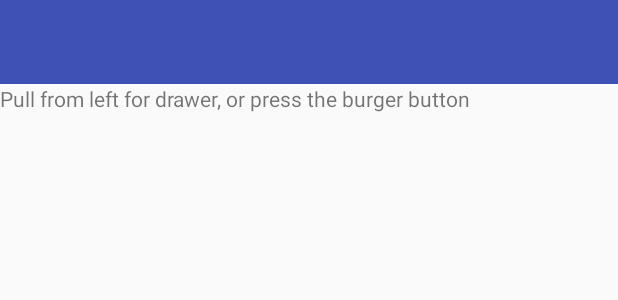
After one commit to malecsandra/FrankensteinApp, an Android app: the layout activity_drawer.xml on its own in the app's theme, with its tools: preview values and no code run, on a phone screen of 412 x 824 dp. The commit adds this screen. Shown: the top 300 px of the screen. Run offline under Robolectric (Android 15) with nearby library versions, the phone set to English and light mode, and no system bars.

Commit message:
Added drawer layout example activity, with toolbar setup included.

```diff
--- a/app/src/main/AndroidManifest.xml
+++ b/app/src/main/AndroidManifest.xml
@@ -17,6 +17,10 @@
                 <category android:name="android.intent.category.LAUNCHER" />
             </intent-filter>
         </activity>
+        <activity
+            android:name=".examples.ExampleHub"
+            android:label="@string/examples_hub" />
+        <activity android:name=".examples.DrawerActivity"></activity>
     </application>
 
 </manifest>
--- /dev/null
+++ b/app/src/main/res/layout/activity_drawer.xml
@@ -0,0 +1,39 @@
+<?xml version="1.0" encoding="utf-8"?>
+<android.support.v4.widget.DrawerLayout xmlns:android="http://schemas.android.com/apk/res/android"
+    xmlns:app="http://schemas.android.com/apk/res-auto"
+    android:layout_width="match_parent"
+    android:layout_height="match_parent"
+    android:fitsSystemWindows="true"
+    android:id="@+id/drawerLayout">
+
+    <LinearLayout
+        android:layout_width="match_parent"
+        android:layout_height="match_parent"
+        android:orientation="vertical">
+
+        <include
+            android:id="@+id/toolbar"
+            layout="@layout/toolbar" />
+
+        <RelativeLayout
+            android:layout_width="match_parent"
+            android:layout_height="match_parent">
+
+            <TextView
+                android:layout_width="wrap_content"
+                android:layout_height="wrap_content"
+                android:text="Pull from left for drawer, or press the burger button"/>
+
+        </RelativeLayout>
+
+    </LinearLayout>
+
+    <android.support.design.widget.NavigationView
+        android:id="@+id/navView_drawer"
+        android:layout_width="wrap_content"
+        android:layout_height="match_parent"
+        android:layout_gravity="start"
+        app:headerLayout="@layout/drawer_header"
+        app:menu="@menu/drawer_menu" />
+
+</android.support.v4.widget.DrawerLayout>
--- /dev/null
+++ b/app/src/main/res/layout/toolbar.xml
@@ -0,0 +1,9 @@
+<?xml version="1.0" encoding="utf-8"?>
+<android.support.v7.widget.Toolbar
+    xmlns:android="http://schemas.android.com/apk/res/android"
+    xmlns:app="http://schemas.android.com/apk/res-auto"
+    android:layout_width="match_parent"
+    android:id="@+id/toolbar"
+    android:layout_height="@dimen/abc_action_bar_default_height_material"
+    android:background="@color/colorPrimary"
+    app:theme="@style/ThemeOverlay.AppCompat.Dark.ActionBar" />
--- /dev/null
+++ b/app/src/main/res/menu/drawer_menu.xml
@@ -0,0 +1,42 @@
+<?xml version="1.0" encoding="utf-8"?>
+<menu xmlns:android="http://schemas.android.com/apk/res/android">
+
+    <group android:checkableBehavior="single">
+
+        <item
+            android:id="@+id/analize"
+            android:checked="false"
+            android:title="Analize" />
+
+        <item
+            android:id="@+id/istoric"
+            android:checked="true"
+            android:title="Istoric"/>
+
+        <item
+            android:id="@+id/programari"
+            android:checked="false"
+            android:title="Programari"/>
+
+        <item
+            android:id="@+id/itemX"
+            android:checked="false"
+            android:title="Item X"/>
+
+        <item
+            android:id="@+id/itemY"
+            android:checked="false"
+            android:title="Item Y"/>
+
+        <item
+            android:id="@+id/itemZ"
+            android:checked="false"
+            android:title="Item Z"/>
+
+        <item
+            android:id="@+id/itemT"
+            android:checked="false"
+            android:title="Item T" />
+
+    </group>
+</menu>
--- a/app/src/main/res/values/strings.xml
+++ b/app/src/main/res/values/strings.xml
@@ -1,3 +1,6 @@
 <resources>
     <string name="app_name">Frankenstein</string>
+    <string name="examples_hub">Experiment Hub</string>
+    <string name="openDrawer">Drawer is Open</string>
+    <string name="closeDrawer">Drawer is Closed</string>
 </resources>
--- a/app/src/main/res/values/styles.xml
+++ b/app/src/main/res/values/styles.xml
@@ -1,11 +1,15 @@
 <resources>
 
     <!-- Base application theme. -->
-    <style name="AppTheme" parent="Theme.AppCompat.Light.DarkActionBar">
+
+    <style name="AppTheme" parent="Theme.AppCompat.Light.NoActionBar">
         <!-- Customize your theme here. -->
         <item name="colorPrimary">@color/colorPrimary</item>
         <item name="colorPrimaryDark">@color/colorPrimaryDark</item>
         <item name="colorAccent">@color/colorAccent</item>
+
+        <item name="android:windowTranslucentStatus">true</item>
+
     </style>
 
 </resources>
```
Also changed, not shown: app/build.gradle (+7 -0 lines), app/src/main/java/com/puskin/frankenstein/Home.java (+16 -22 lines), app/src/main/java/com/puskin/frankenstein/examples/DrawerActivity.java (added, +105 -0 lines), app/src/main/java/com/puskin/frankenstein/examples/ExampleHub.java (added, +36 -0 lines), app/src/main/res/layout/activity_example_hub.xml (added, +27 -0 lines), app/src/main/res/layout/activity_home.xml (+8 -0 lines), app/src/main/res/layout/drawer_header.xml (added, +43 -0 lines).
